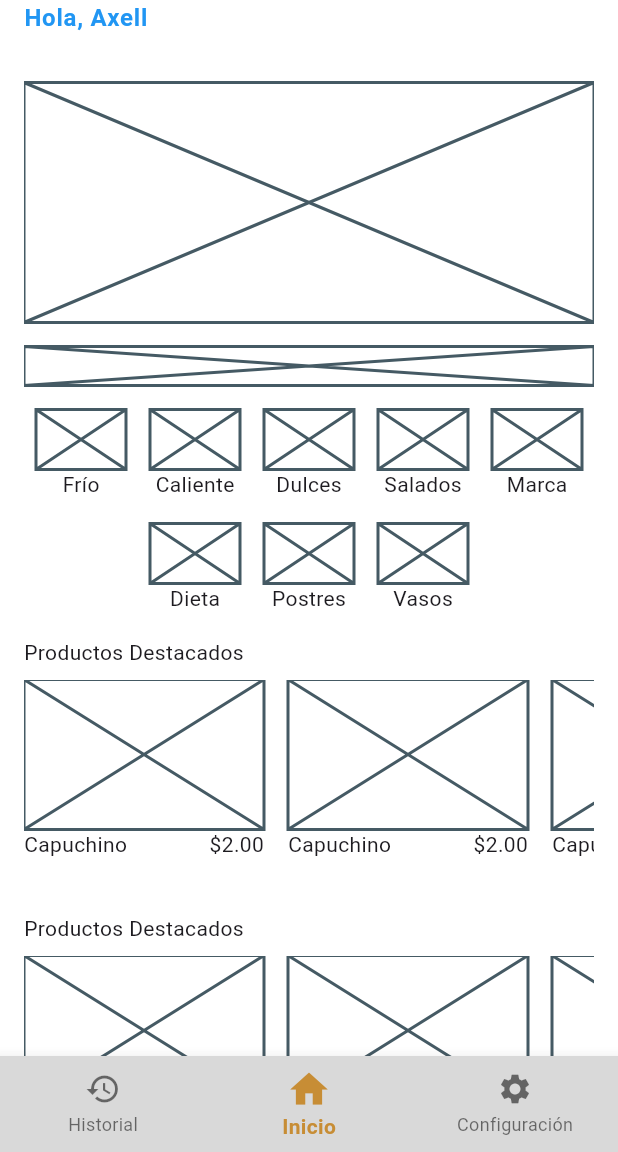
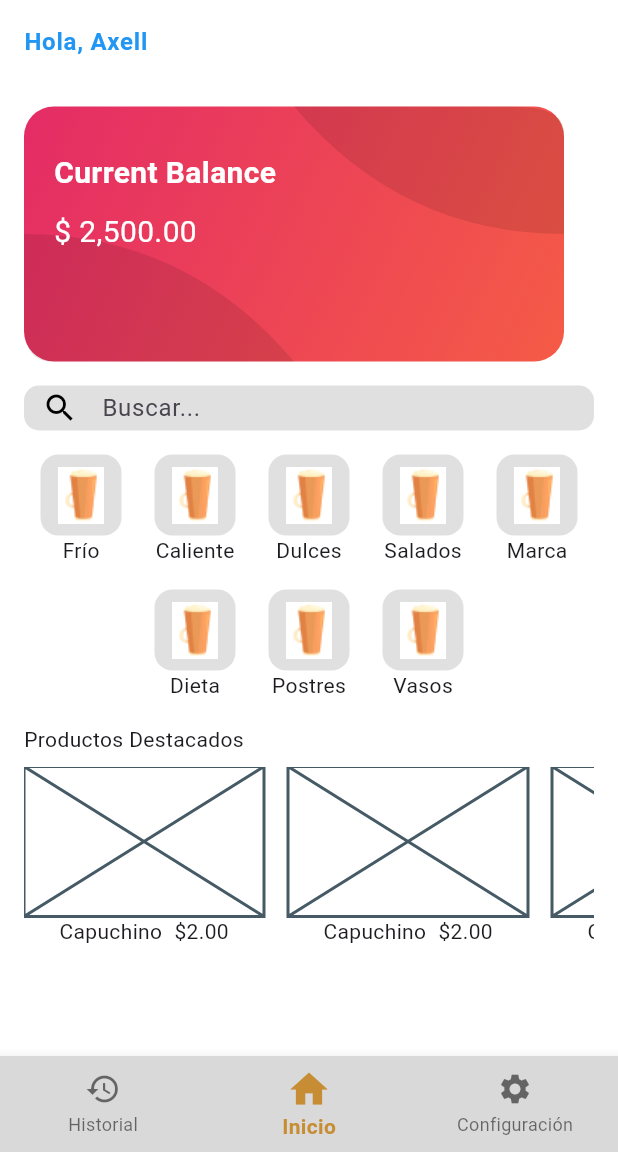
Before and after one commit to Taws-Espol/flutter-como-un-pro, a Flutter app: the HomePage screen opened directly, on a phone screen of 412 x 824 dp, the part 84-1236 px from its top. Run offline on Flutter 3.47's test engine with Material 3 defaults, Android fonts, the light colour scheme and no system bars; our stand-ins replace go_router.

Commit message:
Improving the app of the course

```diff
--- a/lib/app/modules/home/home_page.dart
+++ b/lib/app/modules/home/home_page.dart
@@ -1,14 +1,14 @@
-// ignore_for_file: prefer_const_constructors, prefer_const_literals_to_create_immutables
+import 'package:provider/provider.dart';
 
 import 'package:flutter/material.dart';
+
 import 'package:flutter_como_un_pro/app/providers/theme_provider.dart';
-import 'package:flutter_como_un_pro/core/theme/custom_color.dart';
-import 'package:flutter_como_un_pro/core/theme/custom_text.dart';
+import 'package:flutter_como_un_pro/app/widgets/widgets.dart';
 import 'package:flutter_como_un_pro/core/theme/dark_theme.dart';
 import 'package:flutter_como_un_pro/core/theme/light_theme.dart';
-import 'package:provider/provider.dart';
 
 class HomePage extends StatelessWidget {
+  static const routeName = "/home";
   const HomePage({super.key});
 
   @override
@@ -60,27 +60,29 @@ class Contenido extends StatelessWidget {
 
   @override
   Widget build(BuildContext context) {
-    const isDisabled = false;
     const colDivider = SizedBox(height: 16);
-    final customText = Theme.of(context).extension<CustomText>()!;
-    // final customColor = Theme.of(context).extension<CustomColor>()!;
-    final themeChanger = Provider.of<ThemeProvider>(context, listen: false);
 
     return Padding(
-      padding: EdgeInsets.symmetric(horizontal: 16),
+      padding: const EdgeInsets.symmetric(horizontal: 16),
       child: ListView(
-        children: [
-          Text(
-            "Hola, Axell",
-            style: customText.bodyText1Bold,
+        children: const [
+          Padding(
+            padding: EdgeInsets.only(top: 16),
+            child: Text(
+              "Hola, Axell",
+              style: TextStyle(
+                fontSize: 16,
+                fontWeight: FontWeight.bold,
+                letterSpacing: 0.5,
+                color: Colors.blue,
+              ),
+            ),
           ),
           colDivider,
           colDivider,
-          CardBalance(),
+          CustomCardBalance(),
           colDivider,
-          Placeholder(
-            fallbackHeight: 26,
-          ),
+          CustomSearchBar(),
           colDivider,
           Wrap(
             spacing: 16,
@@ -100,11 +102,6 @@ class Contenido extends StatelessWidget {
           colDivider,
           ProductosDestacados(),
           colDivider,
-          ProductosDestacados(),
-          colDivider,
-          ProductosDestacados(),
-          colDivider,
-          ProductosDestacados()
         ],
       ),
     );
@@ -124,8 +121,8 @@ class ProductosDestacados extends StatelessWidget {
       child: Column(
         crossAxisAlignment: CrossAxisAlignment.start,
         children: [
-          Text("Productos Destacados"),
-          SizedBox(height: 8),
+          const Text("Productos Destacados"),
+          const SizedBox(height: 8),
           SizedBox(
             height: 140,
             child: ListView.builder(
@@ -139,13 +136,14 @@ class ProductosDestacados extends StatelessWidget {
                       fallbackHeight: 100,
                       fallbackWidth: 160,
                     ),
-                    SizedBox(
-                      width: 160,
-                      child: Row(
-                        mainAxisSize: MainAxisSize.max,
-                        mainAxisAlignment: MainAxisAlignment.spaceBetween,
-                        children: [Text("Capuchino"), Text("\$2.00")],
-                      ),
+                    Row(
+                      mainAxisSize: MainAxisSize.min,
+                      mainAxisAlignment: MainAxisAlignment.spaceBetween,
+                      children: [
+                        Text("Capuchino"),
+                        SizedBox(width: 8),
+                        Text("\$2.00"),
+                      ],
                     )
                   ],
                 ),
@@ -173,29 +171,10 @@ class Categoria extends StatelessWidget {
       child: Column(
         mainAxisSize: MainAxisSize.min,
         children: [
-          const Placeholder(
-            fallbackHeight: 40,
-            fallbackWidth: 40,
-          ),
-          Text(nombre)
+          const CustomCoffeeLogo(),
+          Text(nombre),
         ],
       ),
     );
   }
 }
-
-class CardBalance extends StatelessWidget {
-  const CardBalance({
-    super.key,
-  });
-
-  @override
-  Widget build(BuildContext context) {
-    return SizedBox(
-      width: 200,
-      child: Placeholder(
-        fallbackHeight: 160,
-      ),
-    );
-  }
-}
--- /dev/null
+++ b/lib/app/modules/modules.dart
@@ -0,0 +1,2 @@
+export 'package:flutter_como_un_pro/app/modules/home/home_page.dart';
+export 'package:flutter_como_un_pro/app/modules/login/login_page.dart';
--- /dev/null
+++ b/lib/app/widgets/custom_card_balance.dart
@@ -0,0 +1,106 @@
+import 'package:flutter/material.dart';
+
+class CustomCardBalance extends StatelessWidget {
+  const CustomCardBalance({super.key});
+  @override
+  Widget build(BuildContext context) {
+    return Stack(
+      children: [
+        Container(
+          height: 170,
+          width: 360,
+          decoration: BoxDecoration(
+            gradient: const LinearGradient(
+              colors: [
+                Color(0xFFE42C66),
+                Color(0xFFF55B46),
+              ],
+              begin: Alignment.topLeft,
+              end: Alignment.bottomRight,
+            ),
+            borderRadius: BorderRadius.circular(20),
+          ),
+          child: CustomPaint(
+            painter: EllipsePainter(color: Colors.black.withOpacity(0.1)),
+          ),
+        ),
+        const Positioned(
+          top: 30,
+          left: 20,
+          child: SizedBox(
+            width: 200,
+            child: Column(
+              crossAxisAlignment: CrossAxisAlignment.start,
+              children: [
+                Text(
+                  'Current Balance',
+                  style: TextStyle(
+                    color: Colors.white,
+                    fontSize: 20,
+                    fontWeight: FontWeight.bold,
+                  ),
+                ),
+                SizedBox(height: 10),
+                Text(
+                  '\$ 2,500.00',
+                  style: TextStyle(
+                    color: Colors.white,
+                    fontSize: 20,
+                    fontWeight: FontWeight.normal,
+                  ),
+                ),
+              ],
+            ),
+          ),
+        ),
+      ],
+    );
+  }
+}
+
+class EllipsePainter extends CustomPainter {
+  const EllipsePainter({required this.color});
+  final Color color;
+  @override
+  void paint(Canvas canvas, Size size) {
+    final brush = Paint()..color = color;
+    final path = Path()
+
+      // Primer arco
+      ..moveTo(0, size.height * 0.5)
+      ..quadraticBezierTo(
+        size.width * 0.3,
+        size.height * 0.5,
+        size.width * 0.5,
+        size.height,
+      )
+      ..lineTo(size.width * 0.05, size.height)
+      ..quadraticBezierTo(
+        0,
+        size.height,
+        0,
+        size.height * 0.85,
+      )
+
+      // Segundo arco
+      ..moveTo(size.width * 0.5, 0)
+      ..quadraticBezierTo(
+        size.width * 0.7,
+        size.height * 0.5,
+        size.width,
+        size.height * 0.5,
+      )
+      ..lineTo(size.width, size.height * 0.1)
+      ..quadraticBezierTo(
+        size.width,
+        0,
+        size.width * 0.90,
+        0,
+      )
+      ..close();
+    canvas.drawPath(path, brush);
+  }
+
+  @override
+  bool shouldRepaint(covariant CustomPainter oldDelegate) => false;
+}
--- /dev/null
+++ b/lib/app/widgets/custom_coffee_logo.dart
@@ -0,0 +1,40 @@
+import 'package:flutter/material.dart';
+
+class CustomCoffeeLogo extends StatelessWidget {
+  const CustomCoffeeLogo({super.key});
+  @override
+  Widget build(BuildContext context) {
+    return InkWell(
+      borderRadius: BorderRadius.circular(8),
+      onTap: () {
+        // ScaffoldMessenger.of(context).showSnackBar(
+        //   const SnackBar(
+        //     content: Text("Hola"),
+        //   ),
+        // );
+        print('Hola');
+      },
+      child: Stack(
+        children: [
+          SizedBox(
+            height: 54,
+            width: 54,
+            child: Container(
+              decoration: BoxDecoration(
+                color: Colors.grey[300]!,
+                borderRadius: BorderRadius.circular(12),
+              ),
+            ),
+          ),
+          SizedBox(
+            child: Image.asset(
+              "assets/coffee.png",
+              height: 54,
+              width: 54,
+            ),
+          )
+        ],
+      ),
+    );
+  }
+}
--- /dev/null
+++ b/lib/app/widgets/custom_search_bar.dart
@@ -0,0 +1,37 @@
+import 'package:flutter/material.dart';
+
+class CustomSearchBar extends StatelessWidget {
+  const CustomSearchBar({super.key});
+  @override
+  Widget build(BuildContext context) {
+    return SizedBox(
+      height: 30,
+      width: 300,
+      child: TextFormField(
+        decoration: InputDecoration(
+          filled: true,
+          contentPadding: const EdgeInsets.all(0),
+          alignLabelWithHint: true,
+          fillColor: Colors.grey[300],
+          hintText: "Buscar...",
+          prefixIcon: const Icon(
+            Icons.search,
+            color: Colors.black,
+          ),
+          border: OutlineInputBorder(
+            borderRadius: BorderRadius.circular(10.0),
+          ),
+          focusedBorder: OutlineInputBorder(
+            borderRadius: BorderRadius.circular(10.0),
+            borderSide: const BorderSide(color: Colors.transparent),
+          ),
+          enabledBorder: OutlineInputBorder(
+            borderRadius: BorderRadius.circular(10.0),
+            borderSide: const BorderSide(color: Colors.transparent),
+          ),
+        ),
+        cursorColor: Colors.black,
+      ),
+    );
+  }
+}
--- /dev/null
+++ b/lib/app/widgets/widgets.dart
@@ -0,0 +1,3 @@
+export 'package:flutter_como_un_pro/app/widgets/custom_card_balance.dart';
+export 'package:flutter_como_un_pro/app/widgets/custom_coffee_logo.dart';
+export 'package:flutter_como_un_pro/app/widgets/custom_search_bar.dart';
--- /dev/null
+++ b/lib/config/router/app_router.dart
@@ -0,0 +1,12 @@
+import 'package:flutter_como_un_pro/app/modules/modules.dart';
+import 'package:go_router/go_router.dart';
+
+final appRouter = GoRouter(
+  routes: [
+    GoRoute(
+      path: '/',
+      name: HomePage.routeName,
+      builder: (context, state) => const HomePage(),
+    ),
+  ],
+);
--- a/lib/main.dart
+++ b/lib/main.dart
@@ -1,9 +1,6 @@
 import 'package:flutter/material.dart';
-import 'package:flutter_como_un_pro/app/modules/home/home_page.dart';
-import 'package:flutter_como_un_pro/app/modules/login/login_page.dart';
-import 'package:flutter_como_un_pro/app/modules/playground/playground_page.dart';
-import 'package:flutter_como_un_pro/app/modules/playground/playground_page2.dart';
 import 'package:flutter_como_un_pro/app/providers/theme_provider.dart';
+import 'package:flutter_como_un_pro/config/router/app_router.dart';
 import 'package:flutter_como_un_pro/core/theme/light_theme.dart';
 import 'package:provider/provider.dart';
 
@@ -21,10 +18,11 @@ class MyApp extends StatelessWidget {
 
   @override
   Widget build(BuildContext context) {
-    return MaterialApp(
-      title: 'Flutter Demo',
+    return MaterialApp.router(
+      debugShowCheckedModeBanner: false,
+      title: 'Caramel Coffee',
+      routerConfig: appRouter,
       theme: Provider.of<ThemeProvider>(context).getTheme(),
-      home: const PlaygroundPage2(),
     );
   }
 }
```
Also changed, not shown: pubspec.yaml (+6 -11 lines), assets/coffee.png (added), pubspec.lock, 1 other file.
